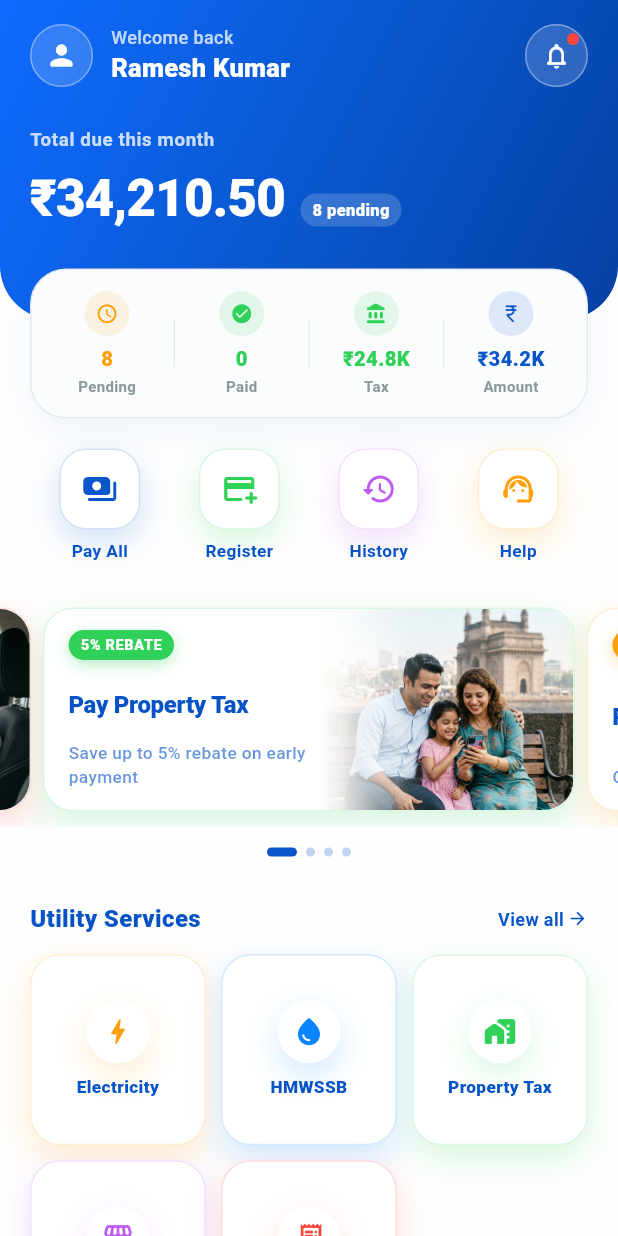
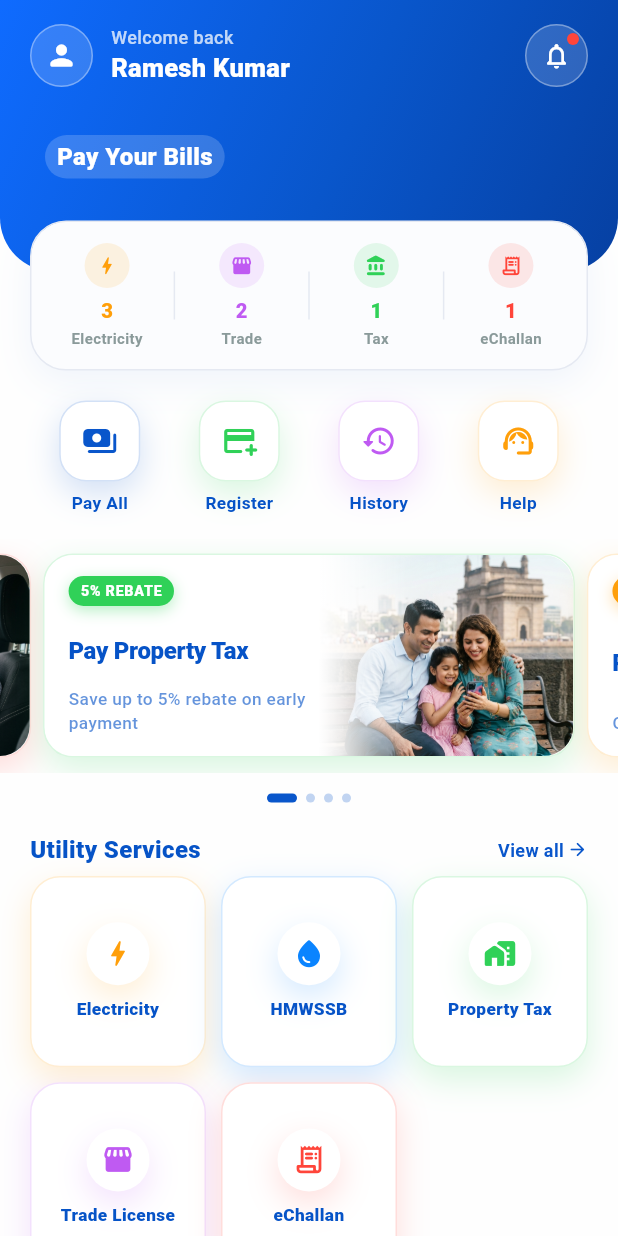
Before and after one commit to enk1141/cureone, a Flutter app: the DashboardScreen screen opened directly, on a phone screen of 412 x 824 dp. Run offline on Flutter 3.47's test engine with Material 3 defaults, Android fonts, the phone set to English and light mode, and no system bars; drawn by our look-alikes of carousel_slider; our stand-ins replace flutter_bloc.

Commit message:
dashboard integration

```diff
--- a/lib/features/dashboard/screens/dashboard.dart
+++ b/lib/features/dashboard/screens/dashboard.dart
@@ -45,6 +45,11 @@ class _DashboardScreenState extends State<DashboardScreen> {
               .toList();
           final totalDue = pending.fold<double>(
               0.0, (s, b) => s + (b['amount'] as num).toDouble());
+          final electricityCount = state.utilityBills
+              .where((b) =>
+                  !((b['isPaid'] as bool?) ?? false) &&
+                  b['category'] == 'electricity')
+              .length;
 
           return SingleChildScrollView(
             physics: const BouncingScrollPhysics(),
@@ -62,18 +67,38 @@ class _DashboardScreenState extends State<DashboardScreen> {
                       FadeSlideIn(
                         delay: const Duration(milliseconds: 120),
                         child: _OverlaySummary(
-                          pending: pending.length,
-                          paid: paid.length,
-                          taxDue: state.utilityBills
+                          electricityDue: state.utilityBills
                               .where((b) =>
                                   !((b['isPaid'] as bool?) ?? false) &&
-                                  (b['category'] == 'property_tax' ||
-                                      b['category'] == 'trade'))
+                                  b['category'] == 'electricity')
                               .fold<double>(
                                   0.0,
                                   (s, b) =>
                                       s + (b['amount'] as num).toDouble()),
-                          totalDue: totalDue,
+                          tradeDue: state.utilityBills
+                              .where((b) =>
+                                  !((b['isPaid'] as bool?) ?? false) &&
+                                  b['category'] == 'trade')
+                              .fold<double>(
+                                  0.0,
+                                  (s, b) =>
+                                      s + (b['amount'] as num).toDouble()),
+                          taxDue: state.utilityBills
+                              .where((b) =>
+                                  !((b['isPaid'] as bool?) ?? false) &&
+                                  b['category'] == 'property_tax')
+                              .fold<double>(
+                                  0.0,
+                                  (s, b) =>
+                                      s + (b['amount'] as num).toDouble()),
+                          echallanDue: state.utilityBills
+                              .where((b) =>
+                                  !((b['isPaid'] as bool?) ?? false) &&
+                                  b['category'] == 'echallan')
+                              .fold<double>(
+                                  0.0,
+                                  (s, b) =>
+                                      s + (b['amount'] as num).toDouble()),
                         ),
                       ),
                       const SizedBox(height: 20),
@@ -81,7 +106,7 @@ class _DashboardScreenState extends State<DashboardScreen> {
                         delay: Duration(milliseconds: 200),
                         child: _QuickActions(),
                       ),
-                      const SizedBox(height: 20),
+                      const SizedBox(height: 16),
                       FadeSlideIn(
                         delay: const Duration(milliseconds: 280),
                         child: _BannerCarousel(
@@ -89,12 +114,12 @@ class _DashboardScreenState extends State<DashboardScreen> {
                           onChange: (i) => setState(() => _banner = i),
                         ),
                       ),
-                      const SizedBox(height: 30),
+                      const SizedBox(height: 20),
                       FadeSlideIn(
                         delay: const Duration(milliseconds: 360),
                         child: _ServicesSection(bills: state.bills),
                       ),
-                      const SizedBox(height: 22),
+                      const SizedBox(height: 8),
                       const FadeSlideIn(
                         delay: Duration(milliseconds: 440),
                         child: _RecentActivity(),
@@ -149,8 +174,7 @@ class _HeroHeader extends StatelessWidget {
                     decoration: BoxDecoration(
                       shape: BoxShape.circle,
                       color: Colors.white.withOpacity(0.16),
-                      border:
-                          Border.all(color: Colors.white.withOpacity(0.35)),
+                      border: Border.all(color: Colors.white.withOpacity(0.35)),
                     ),
                     child: const Icon(Icons.person_rounded,
                         color: Colors.white, size: 22),
@@ -188,31 +212,31 @@ class _HeroHeader extends StatelessWidget {
                 ],
               ),
               const SizedBox(height: 26),
-              Text(
-                'Total due this month',
-                style: TextStyle(
-                  color: Colors.white.withOpacity(0.78),
-                  fontSize: 12.5,
-                  fontWeight: FontWeight.w600,
-                  letterSpacing: 0.4,
-                ),
-              ),
+              // Text(
+              //   'Total due this month',
+              //   style: TextStyle(
+              //     color: Colors.white.withOpacity(0.78),
+              //     fontSize: 12.5,
+              //     fontWeight: FontWeight.w600,
+              //     letterSpacing: 0.4,
+              //   ),
+              // ),
               const SizedBox(height: 6),
               Row(
                 crossAxisAlignment: CrossAxisAlignment.end,
                 children: [
-                  AnimatedCounter(
-                    value: totalDue,
-                    prefix: '₹',
-                    format: _format,
-                    duration: const Duration(milliseconds: 1100),
-                    style: const TextStyle(
-                      color: Colors.white,
-                      fontSize: 34,
-                      fontWeight: FontWeight.w900,
-                      letterSpacing: -0.5,
-                    ),
-                  ),
+                  // AnimatedCounter(
+                  //   value: totalDue,
+                  //   prefix: '₹',
+                  //   format: _format,
+                  //   duration: const Duration(milliseconds: 1100),
+                  //   style: const TextStyle(
+                  //     color: Colors.white,
+                  //     fontSize: 34,
+                  //     fontWeight: FontWeight.w900,
+                  //     letterSpacing: -0.5,
+                  //   ),
+                  // ),
                   const SizedBox(width: 10),
                   Padding(
                     padding: const EdgeInsets.only(bottom: 6),
@@ -224,10 +248,10 @@ class _HeroHeader extends StatelessWidget {
                         borderRadius: BorderRadius.circular(AppRadii.pill),
                       ),
                       child: Text(
-                        '$pendingCount pending',
+                        'Pay Your Bills',
                         style: const TextStyle(
                           color: Colors.white,
-                          fontSize: 11,
+                          fontSize: 16,
                           fontWeight: FontWeight.w800,
                         ),
                       ),
@@ -322,16 +346,16 @@ class _CircleIconButton extends StatelessWidget {
 
 class _OverlaySummary extends StatelessWidget {
   const _OverlaySummary({
-    required this.pending,
-    required this.paid,
+    required this.electricityDue,
+    required this.tradeDue,
     required this.taxDue,
-    required this.totalDue,
+    required this.echallanDue,
   });
 
-  final int pending;
-  final int paid;
+  final double electricityDue;
+  final double tradeDue;
   final double taxDue;
-  final double totalDue;
+  final double echallanDue;
 
   @override
   Widget build(BuildContext context) {
@@ -349,31 +373,31 @@ class _OverlaySummary extends StatelessWidget {
         child: Row(
           children: [
             _stat(
-              icon: Icons.schedule_rounded,
-              label: 'Pending',
-              value: '$pending',
-              color: AppColors.warning,
+              icon: Icons.bolt_rounded,
+              label: 'Electricity',
+              value: '3',
+              color: AppColors.catElectricity,
             ),
             _divider(),
             _stat(
-              icon: Icons.check_circle_rounded,
-              label: 'Paid',
-              value: '$paid',
-              color: AppColors.success,
+              icon: Icons.storefront_rounded,
+              label: 'Trade',
+              value: '2',
+              color: AppColors.catTrade,
             ),
             _divider(),
             _stat(
               icon: Icons.account_balance_rounded,
               label: 'Tax',
-              value: '₹${_compact(taxDue)}',
+              value: '1',
               color: AppColors.catPropertyTax,
             ),
             _divider(),
             _stat(
-              icon: Icons.currency_rupee_rounded,
-              label: 'Amount',
-              value: '₹${_compact(totalDue)}',
-              color: AppColors.primary,
+              icon: Icons.receipt_long_rounded,
+              label: 'eChallan',
+              value: '1',
+              color: AppColors.catEChallan,
             ),
           ],
         ),
@@ -483,8 +507,7 @@ class _QuickActions extends StatelessWidget {
         icon: Icons.history_rounded,
         label: 'History',
         color: AppColors.catTrade,
-        onTap: () =>
-            Navigator.pushNamed(context, AppRoutes.paymentHistory),
+        onTap: () => Navigator.pushNamed(context, AppRoutes.paymentHistory),
       ),
       _QuickAction(
         icon: Icons.support_agent_rounded,
@@ -706,8 +729,7 @@ class _BannerCard extends StatelessWidget {
                     errorBuilder: (_, __, ___) => Container(
                       color: banner.color.withOpacity(0.10),
                       alignment: Alignment.center,
-                      child: Icon(banner.icon,
-                          color: banner.color, size: 48),
+                      child: Icon(banner.icon, color: banner.color, size: 48),
                     ),
                   ),
                 ),
@@ -735,8 +757,7 @@ class _BannerCard extends StatelessWidget {
               ),
               // Content on the left.
               Padding(
-                padding:
-                    const EdgeInsets.fromLTRB(16, 14, 16, 14),
+                padding: const EdgeInsets.fromLTRB(16, 14, 16, 14),
                 child: Row(
                   children: [
                     Expanded(
@@ -857,7 +878,7 @@ class _ServicesSection extends StatelessWidget {
               ),
             ],
           ),
-          const SizedBox(height: 12),
+          const SizedBox(height: 6),
           if (bills.isEmpty)
             const Center(
               child: Padding(
@@ -870,8 +891,7 @@ class _ServicesSection extends StatelessWidget {
               shrinkWrap: true,
               physics: const NeverScrollableScrollPhysics(),
               itemCount: bills.length,
-              gridDelegate:
-                  const SliverGridDelegateWithFixedCrossAxisCount(
+              gridDelegate: const SliverGridDelegateWithFixedCrossAxisCount(
                 crossAxisCount: 3,
                 crossAxisSpacing: 10,
                 mainAxisSpacing: 10,
@@ -879,8 +899,7 @@ class _ServicesSection extends StatelessWidget {
               ),
               itemBuilder: (context, i) {
                 final bill = bills[i];
-                final cat =
-                    UtilityCategory.fromKey(bill['type'] as String);
+                final cat = UtilityCategory.fromKey(bill['type'] as String);
                 return TintedCard(
                   tint: cat.color,
                   elevated: true,
@@ -906,8 +925,7 @@ class _ServicesSection extends StatelessWidget {
                           shape: BoxShape.circle,
                           boxShadow: AppShadows.tile(cat.color),
                         ),
-                        child:
-                            Icon(cat.icon, color: cat.color, size: 22),
+                        child: Icon(cat.icon, color: cat.color, size: 22),
                       ),
                       const SizedBox(height: 8),
                       Text(
@@ -961,8 +979,8 @@ class _RecentActivity extends StatelessWidget {
                 ),
               ),
               GestureDetector(
-                onTap: () => Navigator.pushNamed(
-                    context, AppRoutes.paymentHistory),
+                onTap: () =>
+                    Navigator.pushNamed(context, AppRoutes.paymentHistory),
                 child: const Row(
                   children: [
                     Text(
@@ -999,8 +1017,8 @@ class _RecentActivity extends StatelessWidget {
                     r.bills.first['category'] as String);
                 final isMulti = r.bills.length > 1;
                 return Padding(
-                  padding: const EdgeInsets.symmetric(
-                      horizontal: 12, vertical: 12),
+                  padding:
+                      const EdgeInsets.symmetric(horizontal: 12, vertical: 12),
                   child: Row(
                     children: [
                       Container(
@@ -1010,8 +1028,7 @@ class _RecentActivity extends StatelessWidget {
                           color: cat.color.withOpacity(0.14),
                           shape: BoxShape.circle,
                         ),
-                        child:
-                            Icon(cat.icon, color: cat.color, size: 18),
+                        child: Icon(cat.icon, color: cat.color, size: 18),
                       ),
                       const SizedBox(width: 12),
                       Expanded(
@@ -1061,8 +1078,18 @@ class _RecentActivity extends StatelessWidget {
 
   String _fmt(DateTime d) {
     const m = [
-      'Jan', 'Feb', 'Mar', 'Apr', 'May', 'Jun',
-      'Jul', 'Aug', 'Sep', 'Oct', 'Nov', 'Dec'
+      'Jan',
+      'Feb',
+      'Mar',
+      'Apr',
+      'May',
+      'Jun',
+      'Jul',
+      'Aug',
+      'Sep',
+      'Oct',
+      'Nov',
+      'Dec'
     ];
     return '${d.day.toString().padLeft(2, '0')} ${m[d.month - 1]}';
   }
```
